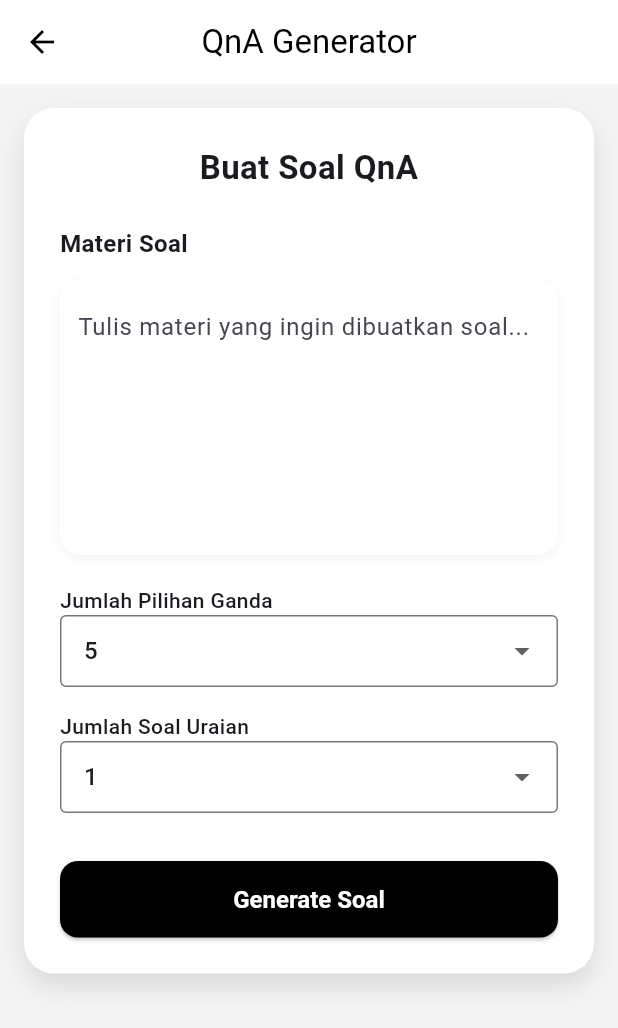
After one commit to Gansputra/lumora_app, a Flutter app: the QuestionGeneratorPage screen opened directly, on a phone screen of 412 x 824 dp. The commit adds this screen. Shown: the top 1028 px of the screen. Run offline on Flutter 3.47's test engine with Material 3 defaults, Android fonts, the light colour scheme and no system bars; our stand-ins replace file_picker, flip_card, flutter_dotenv, flutter_markdown_plus, supabase_flutter; missing offline and left inert: syncfusion_flutter_pdf; accounts and stored records are empty.

Commit message:
Tambah halaman QnA

```diff
--- a/lib/main.dart
+++ b/lib/main.dart
@@ -28,7 +28,7 @@ class MyApp extends StatelessWidget {
         colorScheme: ColorScheme.fromSeed(seedColor: Colors.blueAccent),
         useMaterial3: true,
       ),
-      home: const HalamanMasuk(),
+      home: const HomePage(),
     );
   }
 }
--- a/lib/pages/flashcard_page.dart
+++ b/lib/pages/halaman_flashcard.dart
@@ -3,14 +3,14 @@
 import 'package:flip_card/flip_card.dart';
 import 'package:lumora_app/widgets/animated_dots_loader.dart';
 
-class Flashcard extends StatefulWidget {
+class FlashcardPage extends StatefulWidget {
   final String? initialText;
   final bool autoGenerate;
 
-  const Flashcard({super.key, this.initialText, this.autoGenerate = false});
+  const FlashcardPage({super.key, this.initialText, this.autoGenerate = false});
 
   @override
-  State<Flashcard> createState() => _FlashcardState();
+  State<FlashcardPage> createState() => _FlashcardState();
 }
 
 List<Map<String, String>> parseFlashcards(String raw) {
@@ -31,7 +31,7 @@
   return cards;
 }
 
-class _FlashcardState extends State<Flashcard> {
+class _FlashcardState extends State<FlashcardPage> {
   final controller = TextEditingController();
   List<Map<String, String>> flashcards = [];
   String output = "";
--- /dev/null
+++ b/lib/pages/halaman_qna.dart
@@ -0,0 +1,256 @@
+import 'package:flutter/material.dart';
+import '../services/gemini_service.dart';
+import 'package:lumora_app/widgets/animated_dots_loader.dart';
+
+class QuestionGeneratorPage extends StatefulWidget {
+  const QuestionGeneratorPage({Key? key}) : super(key: key);
+
+  @override
+  State<QuestionGeneratorPage> createState() => _QuestionGeneratorPageState();
+}
+
+class _QuestionGeneratorPageState extends State<QuestionGeneratorPage> {
+  int _jumlahPilihanGanda = 5;
+  int _jumlahUraian = 1;
+  bool _isLoading = false;
+  String _result = "";
+  final _formKey = GlobalKey<FormState>();
+  final TextEditingController _materiController = TextEditingController();
+
+  @override
+  void dispose() {
+    _materiController.dispose();
+    super.dispose();
+  }
+
+  Future<void> _submit() async {
+    if (_formKey.currentState?.validate() ?? false) {
+      setState(() {
+        _isLoading = true;
+        _result = "";
+      });
+      final materi = _materiController.text.trim();
+      final res = await GeminiService.generateQnA(
+        materi: materi,
+        jumlahPilihanGanda: _jumlahPilihanGanda,
+        jumlahIsian: _jumlahUraian,
+      );
+      setState(() {
+        _isLoading = false;
+        _result = res;
+      });
+    }
+  }
+
+  @override
+  Widget build(BuildContext context) {
+    return Scaffold(
+      appBar: AppBar(
+        title: const Text('QnA Generator'),
+        centerTitle: true,
+        backgroundColor: Colors.white,
+        elevation: 0,
+        foregroundColor: Colors.black,
+      ),
+      body: LayoutBuilder(
+        builder: (context, constraints) {
+          return SingleChildScrollView(
+            padding: const EdgeInsets.all(16),
+            child: ConstrainedBox(
+              constraints: BoxConstraints(minHeight: constraints.maxHeight),
+              child: IntrinsicHeight(
+                child: Column(
+                  crossAxisAlignment: CrossAxisAlignment.center,
+                  children: [
+                    Center(
+                      child: Container(
+                        constraints: const BoxConstraints(maxWidth: 500),
+                        padding: const EdgeInsets.all(24),
+                        decoration: BoxDecoration(
+                          color: Colors.white,
+                          borderRadius: BorderRadius.circular(20),
+                          boxShadow: [
+                            BoxShadow(
+                              color: Colors.black12,
+                              blurRadius: 16,
+                              offset: Offset(0, 8),
+                            ),
+                          ],
+                        ),
+                        child: Form(
+                          key: _formKey,
+                          child: Column(
+                            crossAxisAlignment: CrossAxisAlignment.stretch,
+                            children: [
+                              const Text(
+                                'Buat Soal QnA',
+                                style: TextStyle(
+                                  fontSize: 22,
+                                  fontWeight: FontWeight.bold,
+                                ),
+                                textAlign: TextAlign.center,
+                              ),
+                              const SizedBox(height: 24),
+                              const Text(
+                                "Materi Soal",
+                                style: TextStyle(
+                                  fontWeight: FontWeight.w600,
+                                  fontSize: 16,
+                                ),
+                              ),
+                              const SizedBox(height: 12),
+                              Container(
+                                padding: const EdgeInsets.all(12),
+                                decoration: BoxDecoration(
+                                  color: Colors.white,
+                                  borderRadius: BorderRadius.circular(14),
+                                  boxShadow: [
+                                    BoxShadow(
+                                      color: Colors.black.withOpacity(0.05),
+                                      blurRadius: 6,
+                                      offset: const Offset(0, 2),
+                                    ),
+                                  ],
+                                ),
+                                child: TextFormField(
+                                  controller: _materiController,
+                                  maxLines: 6,
+                                  validator: (val) =>
+                                      (val == null || val.trim().isEmpty)
+                                      ? 'Materi tidak boleh kosong'
+                                      : null,
+                                  decoration: const InputDecoration(
+                                    border: InputBorder.none,
+                                    hintText:
+                                        "Tulis materi yang ingin dibuatkan soal...",
+                                  ),
+                                ),
+                              ),
+                              const SizedBox(height: 20),
+                              Text(
+                                'Jumlah Pilihan Ganda',
+                                style: TextStyle(fontWeight: FontWeight.w500),
+                              ),
+                              DropdownButtonFormField<int>(
+                                value: _jumlahPilihanGanda,
+                                decoration: const InputDecoration(
+                                  border: OutlineInputBorder(),
+                                  contentPadding: EdgeInsets.symmetric(
+                                    horizontal: 12,
+                                    vertical: 8,
+                                  ),
+                                ),
+                                items: List.generate(6, (i) => 5 + i)
+                                    .map(
+                                      (val) => DropdownMenuItem(
+                                        value: val,
+                                        child: Text('$val'),
+                                      ),
+                                    )
+                                    .toList(),
+                                onChanged: (val) {
+                                  if (val != null)
+                                    setState(() => _jumlahPilihanGanda = val);
+                                },
+                              ),
+                              const SizedBox(height: 16),
+                              Text(
+                                'Jumlah Soal Uraian',
+                                style: TextStyle(fontWeight: FontWeight.w500),
+                              ),
+                              DropdownButtonFormField<int>(
+                                value: _jumlahUraian,
+                                decoration: const InputDecoration(
+                                  border: OutlineInputBorder(),
+                                  contentPadding: EdgeInsets.symmetric(
+                                    horizontal: 12,
+                                    vertical: 8,
+                                  ),
+                                ),
+                                items: List.generate(5, (i) => 1 + i)
+                                    .map(
+                                      (val) => DropdownMenuItem(
+                                        value: val,
+                                        child: Text('$val'),
+                                      ),
+                                    )
+                                    .toList(),
+                                onChanged: (val) {
+                                  if (val != null)
+                                    setState(() => _jumlahUraian = val);
+                                },
+                              ),
+                              const SizedBox(height: 32),
+                              SizedBox(
+                                width: double.infinity,
+                                child: _isLoading
+                                    ? const Center(
+                                        child: AnimatedDotsLoader(
+                                          text: 'Sedang Mengerjakan',
+                                          color: Colors.black,
+                                        ),
+                                      )
+                                    : ElevatedButton(
+                                        onPressed: _submit,
+                                        style: ElevatedButton.styleFrom(
+                                          backgroundColor: Colors.black,
+                                          foregroundColor: Colors.white,
+                                          padding: const EdgeInsets.symmetric(
+                                            vertical: 16,
+                                          ),
+                                          shape: RoundedRectangleBorder(
+                                            borderRadius: BorderRadius.circular(
+                                              12,
+                                            ),
+                                          ),
+                                          textStyle: const TextStyle(
+                                            fontSize: 16,
+                                            fontWeight: FontWeight.bold,
+                                          ),
+                                        ),
+                                        child: const Text('Generate Soal'),
+                                      ),
+                              ),
+                            ],
+                          ),
+                        ),
+                      ),
+                    ),
+                    const SizedBox(height: 20),
+                    if (_result.isNotEmpty) ...[
+                      Container(
+                        width: double.infinity,
+                        constraints: const BoxConstraints(maxWidth: 600),
+                        padding: const EdgeInsets.all(18),
+                        margin: const EdgeInsets.symmetric(
+                          horizontal: 0,
+                          vertical: 8,
+                        ),
+                        decoration: BoxDecoration(
+                          color: Colors.white,
+                          borderRadius: BorderRadius.circular(14),
+                          boxShadow: [
+                            BoxShadow(
+                              color: Colors.black.withOpacity(0.05),
+                              blurRadius: 6,
+                              offset: const Offset(0, 2),
+                            ),
+                          ],
+                        ),
+                        child: SelectableText(
+                          _result,
+                          style: const TextStyle(fontSize: 15, height: 1.5),
+                        ),
+                      ),
+                    ],
+                  ],
+                ),
+              ),
+            ),
+          );
+        },
+      ),
+      backgroundColor: Colors.grey[100],
+    );
+  }
+}
--- a/lib/pages/home_page.dart
+++ b/lib/pages/home_page.dart
@@ -1,11 +1,12 @@
 import 'dart:io';
 import 'package:flutter/material.dart';
-import 'flashcard_page.dart';
+import 'halaman_flashcard.dart';
 import '../widgets/tool_card.dart';
 import 'summarizer_page.dart';
 import 'dart:ui';
 import 'package:file_picker/file_picker.dart';
 import 'package:syncfusion_flutter_pdf/pdf.dart';
+import 'halaman_qna.dart';
 
 class HomePage extends StatefulWidget {
   final String? userName;
@@ -31,13 +32,13 @@ class _HomePageState extends State<HomePage> {
         'title': 'Flashcard Generator',
         'desc': 'Ubah materi jadi kartu belajar interaktif',
         'icon': Icons.style_outlined,
-        'page': const Flashcard(),
+        'page': const FlashcardPage(),
       },
       {
         'title': 'Quiz Generator',
-        'desc': 'Buat latihan soal otomatis dari teks',
+        'desc': 'Buat latihan soal otomatis dari materi sekolah',
         'icon': Icons.quiz_outlined,
-        'page': null, // nanti kita isi
+        'page': const QuestionGeneratorPage(),
       },
       {
         'title': 'Explain Mode',
--- a/lib/services/gemini_service.dart
+++ b/lib/services/gemini_service.dart
@@ -3,6 +3,68 @@ import 'package:http/http.dart' as http;
 import 'package:flutter_dotenv/flutter_dotenv.dart';
 
 class GeminiService {
+  /// QNA GENERATOR
+  static Future<String> generateQnA({
+    required String materi,
+    required int jumlahPilihanGanda,
+    required int jumlahIsian,
+  }) async {
+    final prompt =
+        '''Buat soal latihan dari materi berikut:
+  - Pilihan ganda: $jumlahPilihanGanda soal
+  - Isian singkat: $jumlahIsian soal
+  - Bahasa Indonesia
+  - Soal jelas, tidak ambigu
+  - Jangan tambah teks di luar format
+  PILIHAN GANDA:
+  - 4 opsi (A–D), 1 benar
+  - Soal ≤ 20 kata
+  - Opsi ≤ 6 kata
+  - Sertakan jawaban
+  ISIAN SINGKAT:
+  - Soal ≤ 20 kata
+  - Jawaban ≤ 5 kata
+  FORMAT:
+  === PILIHAN GANDA ===
+  1. Soal
+  A. ...
+  B. ...
+  C. ...
+  D. ...
+  Jawaban: X
+  === ISIAN SINGKAT ===
+  1. Soal
+  Jawaban: ...
+  Materi:
+  $materi''';
+    try {
+      final response = await http.post(
+        Uri.parse(_url),
+        headers: {"Content-Type": "application/json"},
+        body: jsonEncode({
+          "contents": [
+            {
+              "parts": [
+                {"text": prompt},
+              ],
+            },
+          ],
+        }),
+      );
+      if (response.statusCode != 200) {
+        throw Exception("HTTP Error: " + response.statusCode.toString());
+      }
+      final data = jsonDecode(response.body);
+      if (data["error"] != null) {
+        throw Exception(data["error"]["message"]);
+      }
+      return data["candidates"][0]["content"]["parts"][0]["text"]?.trim() ??
+          "(No content)";
+    } catch (e) {
+      return "⚠️ Error generate QnA: $e";
+    }
+  }
+
   static final _apiKey = dotenv.env['GEMINI_API_KEY'] ?? "";
   static String get _url =>
       "https://generativelanguage.googleapis.com/v1beta/models/gemini-2.5-flash:generateContent?key=$_apiKey";
```
